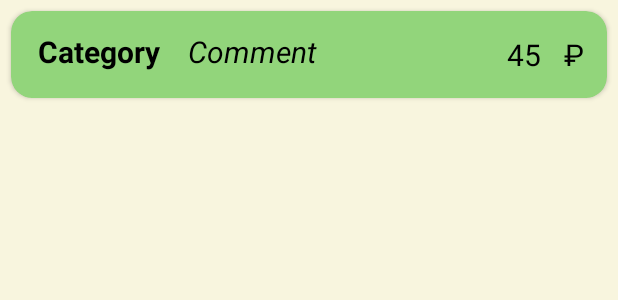
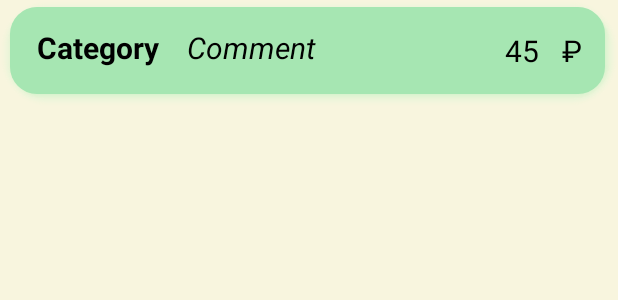
Before and after one commit to maxracer30/MyMoneyApp, an Android app: the layout event_item_layout.xml on its own in the app's theme, with its tools: preview values and no code run, on a phone screen of 412 x 824 dp. Shown: the top 300 px of the screen. Run offline under Robolectric (Android 15) with nearby library versions, the phone set to English and light mode, and no system bars.

Commit message:
Little more changes in design.

```diff
--- a/app/src/main/java/ru/maxstelmakh/mymoney/presentation/main/MainFragment.kt
+++ b/app/src/main/java/ru/maxstelmakh/mymoney/presentation/main/MainFragment.kt
@@ -102,8 +102,8 @@ class MainFragment : Fragment(R.layout.fragment_main) {
                         }
 
                         ItemTouchHelper.RIGHT -> {
-                            findNavController()
-                                .navigate(R.id.action_mainFragment_to_detailsFragment)
+                            findNavController().navigate(
+                                R.id.action_mainFragment_to_detailsFragment)
                         }
                     }
                 } catch (e: Exception) {
--- a/app/src/main/res/drawable/my_custom_shape_soft.xml
+++ b/app/src/main/res/drawable/my_custom_shape_soft_recycler.xml
@@ -5,91 +5,91 @@
         <shape>
             <padding android:top="1dp" android:right="1dp" android:bottom="1dp" android:left="1dp" />
             <stroke android:color="#01000000" android:width="30dp"  />
-            <corners android:radius="27dp" />
+            <corners android:radius="17dp" />
         </shape>
     </item>
     <item>
         <shape>
             <padding android:top="1dp" android:right="1dp" android:bottom="1dp" android:left="1dp" />
             <stroke android:color="#02000000" android:width="30dp"  />
-            <corners android:radius="26dp" />
+            <corners android:radius="16dp" />
         </shape>
     </item>
     <item>
         <shape>
             <padding android:top="1dp" android:right="1dp" android:bottom="1dp" android:left="1dp" />
             <stroke android:color="#03000000" android:width="30dp" />
-            <corners android:radius="25dp" />
+            <corners android:radius="15dp" />
         </shape>
     </item>
     <item>
         <shape>
             <padding android:top="1dp" android:right="1dp" android:bottom="1dp" android:left="1dp" />
             <stroke android:color="#04000000" android:width="30dp" />
-            <corners android:radius="24dp" />
+            <corners android:radius="14dp" />
         </shape>
     </item>
     <item>
         <shape>
             <padding android:top="1dp" android:right="1dp" android:bottom="1dp" android:left="1dp" />
             <stroke android:color="#05000000" android:width="30dp" />
-            <corners android:radius="23dp" />
+            <corners android:radius="13dp" />
         </shape>
     </item>
     <item>
         <shape>
             <padding android:top="1dp" android:right="1dp" android:bottom="1dp" android:left="1dp" />
             <stroke android:color="#06000000" android:width="30dp" />
-            <corners android:radius="22dp" />
+            <corners android:radius="12dp" />
         </shape>
     </item>
     <item>
         <shape>
             <padding android:top="1dp" android:right="1dp" android:bottom="1dp" android:left="1dp" />
             <stroke android:color="#07000000" android:width="30dp" />
-            <corners android:radius="21dp" />
+            <corners android:radius="11dp" />
         </shape>
     </item>
     <item>
         <shape>
-            <padding android:top="1dp" android:right="1dp" android:bottom="1dp" android:left="1dp" />
+            <padding android:top="0dp" android:right="1dp" android:bottom="1dp" android:left="1dp" />
             <stroke android:color="#08000000" android:width="30dp" />
-            <corners android:radius="20dp" />
+            <corners android:radius="10dp" />
         </shape>
     </item>
     <item>
         <shape>
-            <padding android:top="1dp" android:right="1dp" android:bottom="1dp" android:left="1dp" />
+            <padding android:top="0dp" android:right="1dp" android:bottom="1dp" android:left="1dp" />
             <stroke android:color="#09000000" android:width="30dp" />
-            <corners android:radius="19dp" />
+            <corners android:radius="9dp" />
         </shape>
     </item>
     <item>
         <shape>
-            <padding android:top="1dp" android:right="1dp" android:bottom="1dp" android:left="1dp" />
+            <padding android:top="0dp" android:right="1dp" android:bottom="1dp" android:left="1dp" />
             <stroke android:color="#10000000" android:width="30dp" />
-            <corners android:radius="18dp" />
+            <corners android:radius="8dp" />
         </shape>
     </item>
     <item>
         <shape>
-            <padding android:top="1dp" android:right="1dp" android:bottom="1dp" android:left="1dp" />
+            <padding android:top="0dp" android:right="1dp" android:bottom="1dp" android:left="0dp" />
             <stroke android:color="#11000000" android:width="30dp" />
-            <corners android:radius="17dp" />
+            <corners android:radius="7dp" />
         </shape>
     </item>
     <item>
         <shape>
-            <padding android:top="1dp" android:right="1dp" android:bottom="1dp" android:left="1dp" />
+            <padding android:top="0dp" android:right="1dp" android:bottom="1dp" android:left="0dp" />
             <stroke android:color="#12000000" android:width="30dp" />
-            <corners android:radius="16dp" />
+            <corners android:radius="6dp" />
         </shape>
     </item>
     <item>
         <shape>
-            <padding android:top="1dp" android:right="1dp" android:bottom="1dp" android:left="1dp" />
+            <padding android:top="0dp" android:right="1dp" android:bottom="1dp" android:left="0dp" />
             <stroke android:color="#13000000" android:width="30dp" />
-            <corners android:radius="15dp" />
+            <corners android:radius="5dp" />
         </shape>
     </item>
 
@@ -97,7 +97,7 @@
     <item>
         <shape>
             <solid android:color="#FFF" />
-            <corners android:radius="30dp" />
+            <corners android:radius="18dp" />
         </shape>
     </item>
 </layer-list>
--- a/app/src/main/res/layout/event_item_layout.xml
+++ b/app/src/main/res/layout/event_item_layout.xml
@@ -1,90 +1,84 @@
 <?xml version="1.0" encoding="utf-8"?>
-<androidx.cardview.widget.CardView xmlns:android="http://schemas.android.com/apk/res/android"
-    xmlns:app="http://schemas.android.com/apk/res-auto"
-    android:layout_width="match_parent"
-    android:layout_height="wrap_content"
-    android:layout_margin="7sp"
-    android:backgroundTint="@color/green4"
-    app:cardCornerRadius="14sp"
-    app:cardElevation="2sp">
 
 <androidx.constraintlayout.widget.ConstraintLayout
+    android:background="@drawable/my_custom_shape_soft_recycler"
+    android:layout_height="wrap_content"
     android:layout_width="match_parent"
-        android:layout_height="match_parent">
+    android:backgroundTint="@color/green2"
+    xmlns:android="http://schemas.android.com/apk/res/android"
+    xmlns:app="http://schemas.android.com/apk/res-auto">
 
     <TextView
         android:id="@+id/event_category"
-            android:layout_width="wrap_content"
+        android:layout_gravity="start"
         android:layout_height="wrap_content"
 
-            android:layout_gravity="start"
+        android:layout_marginBottom="12sp"
         android:layout_marginStart="18sp"
         android:layout_marginTop="8sp"
-            android:layout_marginBottom="12sp"
-
-            app:layout_constraintTop_toTopOf="parent"
-            app:layout_constraintStart_toStartOf="parent"
-            app:layout_constraintBottom_toBottomOf="parent"
+        android:layout_width="wrap_content"
 
         android:text="@string/category"
         android:textColor="@color/black"
         android:textSize="20sp"
-            android:textStyle="bold"/>
+
+        android:textStyle="bold"
+        app:layout_constraintBottom_toBottomOf="parent"
+        app:layout_constraintStart_toStartOf="parent"
+        app:layout_constraintTop_toTopOf="parent" />
 
     <TextView
         android:id="@+id/event_description"
-            android:layout_width="wrap_content"
+        android:layout_gravity="start"
         android:layout_height="wrap_content"
 
-            android:layout_gravity="start"
+        android:layout_marginBottom="12sp"
         android:layout_marginStart="18sp"
         android:layout_marginTop="8sp"
-            android:layout_marginBottom="12sp"
-            app:layout_constraintTop_toTopOf="parent"
-            app:layout_constraintStart_toEndOf="@id/event_category"
-            app:layout_constraintBottom_toBottomOf="parent"
-
+        android:layout_width="wrap_content"
         android:text="@string/comment"
         android:textColor="@color/black"
         android:textSize="20sp"
-            android:textStyle="italic"/>
+
+        android:textStyle="italic"
+        app:layout_constraintBottom_toBottomOf="parent"
+        app:layout_constraintStart_toEndOf="@id/event_category"
+        app:layout_constraintTop_toTopOf="parent" />
 
     <TextView
         android:id="@+id/event_currency"
-            android:layout_width="wrap_content"
+        android:layout_gravity="start"
         android:layout_height="wrap_content"
 
-            android:layout_gravity="start"
+        android:layout_margin="15dp"
+        android:layout_marginBottom="12sp"
         android:layout_marginStart="18sp"
         android:layout_marginTop="8sp"
-            android:layout_marginBottom="12sp"
+        android:layout_width="wrap_content"
+        android:text="@string/RUB"
+        android:textColor="@color/black"
+        android:textSize="20sp"
+        app:layout_constraintBottom_toBottomOf="parent"
+
         app:layout_constraintEnd_toEndOf="parent"
-            app:layout_constraintTop_toTopOf="parent"
-            app:layout_constraintBottom_toBottomOf="parent"
-            android:layout_margin="15dp"
-            android:text="@string/RUB"
-
-            android:textColor="@color/black"
-            android:textSize="20sp" />
+        app:layout_constraintTop_toTopOf="parent" />
 
     <TextView
         android:id="@+id/event_expense"
-            android:layout_width="wrap_content"
+        android:layout_gravity="start"
         android:layout_height="wrap_content"
 
-            android:layout_gravity="start"
+        android:layout_margin="15dp"
+        android:layout_marginBottom="12sp"
         android:layout_marginStart="18sp"
         android:layout_marginTop="8sp"
-            android:layout_marginBottom="12sp"
+        android:layout_width="wrap_content"
+        android:text="@string/_45"
+        android:textColor="@color/black"
+        android:textSize="20sp"
+        app:layout_constraintBottom_toBottomOf="parent"
+
         app:layout_constraintEnd_toStartOf="@id/event_currency"
-            app:layout_constraintTop_toTopOf="parent"
-            app:layout_constraintBottom_toBottomOf="parent"
-            android:layout_margin="15dp"
-            android:text="@string/_45"
-
-            android:textColor="@color/black"
-            android:textSize="20sp" />
+        app:layout_constraintTop_toTopOf="parent" />
 
 </androidx.constraintlayout.widget.ConstraintLayout>
-
-</androidx.cardview.widget.CardView>
--- a/app/src/main/res/navigation/nav_graph.xml
+++ b/app/src/main/res/navigation/nav_graph.xml
@@ -50,6 +50,5 @@
         android:name="ru.maxstelmakh.mymoney.presentation.details.DetailsFragment"
         android:label="fragment_details"
         tools:layout="@layout/fragment_add_new_event" >
-
     </fragment>
 </navigation>
--- a/app/src/main/res/values/colors.xml
+++ b/app/src/main/res/values/colors.xml
@@ -10,7 +10,7 @@
     <color name="gray">#888</color>
     <color name="blue">#0000FF</color>
     <color name="green1">#8BC34A</color>
-    <color name="green2">#CAFF8C</color>
+    <color name="green2">#A6E6B2</color>
     <color name="green3">#8FBF6C</color>
     <color name="green4">#92D57B</color>
     <color name="green5">#4B8E53</color>
```
Also changed, not shown: app/src/main/java/ru/maxstelmakh/mymoney/presentation/details/DetailsFragment.kt (+9 -1 lines), app/src/main/res/layout/fragment_main.xml (+5 -2 lines). Lines whose indentation alone changed are shown as unchanged.
